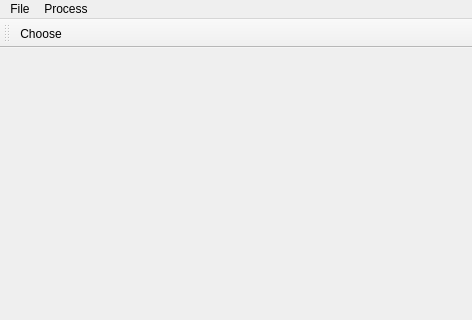
First picture: the form in ui/mainwindow.ui, repository giwig/qtCheatMotor, before the edit; both pictures show x 0 to 472 and y 0 to 320 of the 472 by 547 pixel window.
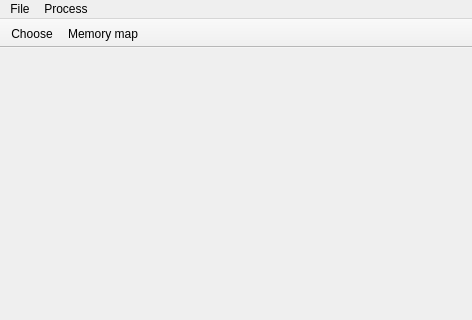
Second picture: the form after the edit. Icons and pictures are not drawn.

Patch:
```diff
--- a/ui/mainwindow.ui
+++ b/ui/mainwindow.ui
@@ -49,6 +49,9 @@
    <property name="windowTitle">
     <string>toolBar</string>
    </property>
+   <property name="movable">
+    <bool>false</bool>
+   </property>
    <attribute name="toolBarArea">
     <enum>TopToolBarArea</enum>
    </attribute>
@@ -56,6 +59,7 @@
     <bool>false</bool>
    </attribute>
    <addaction name="actionChoose"/>
+   <addaction name="actionMemory_map"/>
   </widget>
   <action name="actionNew">
    <property name="text">
@@ -87,7 +91,12 @@
     <iconset theme="edit-copy"/>
    </property>
    <property name="text">
-    <string>Choose</string>
+    <string>Choose...</string>
+   </property>
+  </action>
+  <action name="actionMemory_map">
+   <property name="text">
+    <string>Memory map</string>
    </property>
   </action>
  </widget>
```
Left out of the diff: 4 changed lines with no effect on the pictures.
